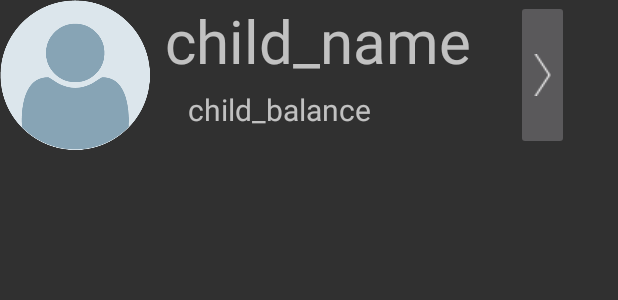
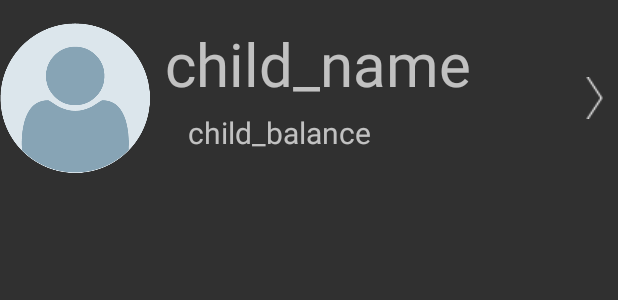
Before and after one commit to SangChanKim/mogul, an Android app: the layout child_list_item.xml on its own in the app's theme, with its tools: preview values and no code run, on a phone screen of 412 x 824 dp. Shown: the top 300 px of the screen. Run offline under Robolectric (Android 15) with nearby library versions, the phone set to English and light mode, and no system bars.

Commit message:
fixed child_list_item.xml

```diff
--- a/app/src/main/res/layout/child_list_item.xml
+++ b/app/src/main/res/layout/child_list_item.xml
@@ -1,6 +1,7 @@
 <?xml version="1.0" encoding="utf-8"?>
 <RelativeLayout xmlns:android="http://schemas.android.com/apk/res/android"
-    android:layout_width="match_parent" android:layout_height="match_parent">
+    android:layout_width="match_parent" android:layout_height="match_parent"
+    android:layout_marginTop="15dp">
 
     <ImageView
         android:layout_width="100dp"
@@ -37,8 +38,10 @@
         android:id="@+id/button"
         android:layout_width="wrap_content"
         android:layout_height="100dp"
-        android:layout_toRightOf="@id/child_name"
         android:layout_marginLeft="30dp"
+        android:layout_alignParentRight="true"
+        android:layout_marginRight="10dp"
+        android:background="@android:color/transparent"
         android:src="@drawable/list_button"/>
 
 </RelativeLayout>
```
